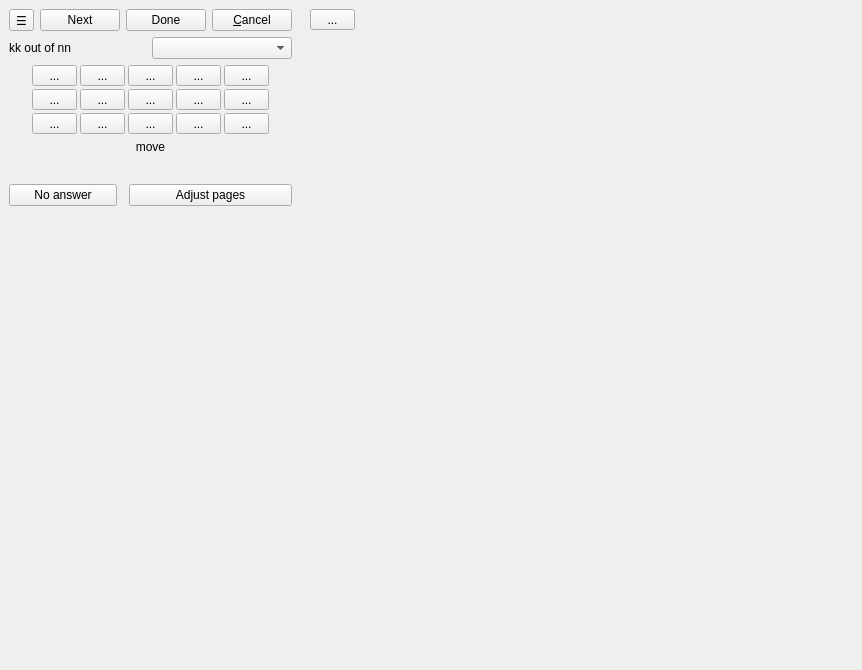
plomgrading/plom, file qtCreatorFiles/ui_annotator_rhm.ui: the form before one commit.
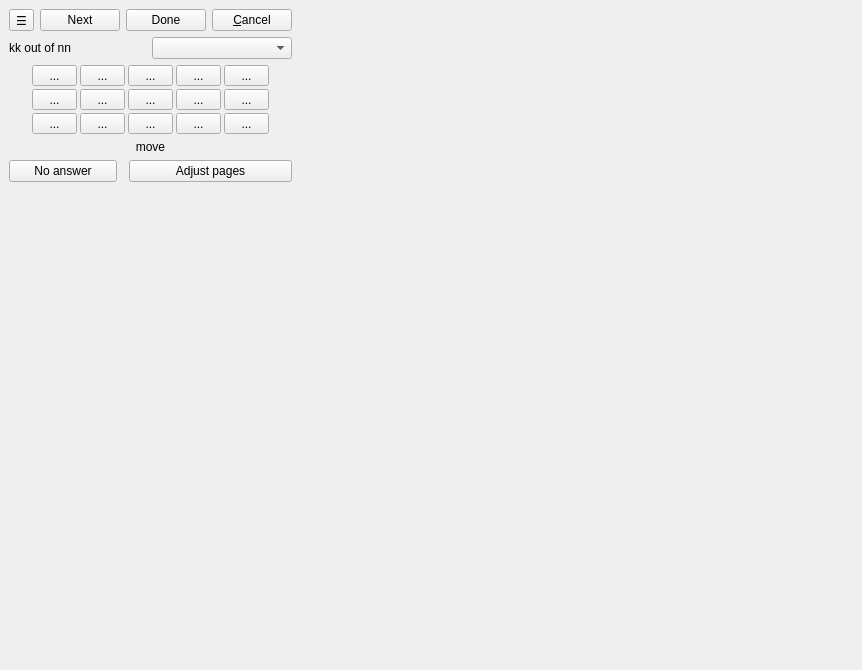
The form after the commit.

Commit message: Tweaked qt-ui files for annotator to remove markhandler/delta

```diff
--- a/qtCreatorFiles/ui_annotator_rhm.ui
+++ b/qtCreatorFiles/ui_annotator_rhm.ui
@@ -524,24 +524,6 @@
         </layout>
        </widget>
       </item>
-      <item>
-       <widget class="QFrame" name="frame5_markgrid">
-        <property name="sizePolicy">
-         <sizepolicy hsizetype="Minimum" vsizetype="Preferred">
-          <horstretch>0</horstretch>
-          <verstretch>0</verstretch>
-         </sizepolicy>
-        </property>
-        <layout class="QHBoxLayout" name="container_markgrid">
-         <property name="leftMargin">
-          <number>0</number>
-         </property>
-         <property name="rightMargin">
-          <number>0</number>
-         </property>
-        </layout>
-       </widget>
-      </item>
       <item>
        <widget class="QFrame" name="frame6">
         <layout class="QHBoxLayout">
@@ -668,31 +650,6 @@
          <property name="spacing">
           <number>3</number>
          </property>
-         <item row="1" column="0">
-          <widget class="QToolButton" name="deltaButton">
-           <property name="sizePolicy">
-            <sizepolicy hsizetype="Fixed" vsizetype="Fixed">
-             <horstretch>0</horstretch>
-             <verstretch>0</verstretch>
-            </sizepolicy>
-           </property>
-           <property name="minimumSize">
-            <size>
-             <width>45</width>
-             <height>0</height>
-            </size>
-           </property>
-           <property name="text">
-            <string>...</string>
-           </property>
-           <property name="checkable">
-            <bool>true</bool>
-           </property>
-           <property name="autoExclusive">
-            <bool>true</bool>
-           </property>
-          </widget>
-         </item>
         </layout>
        </widget>
       </item>
```
The commit also changes 1 other file.
